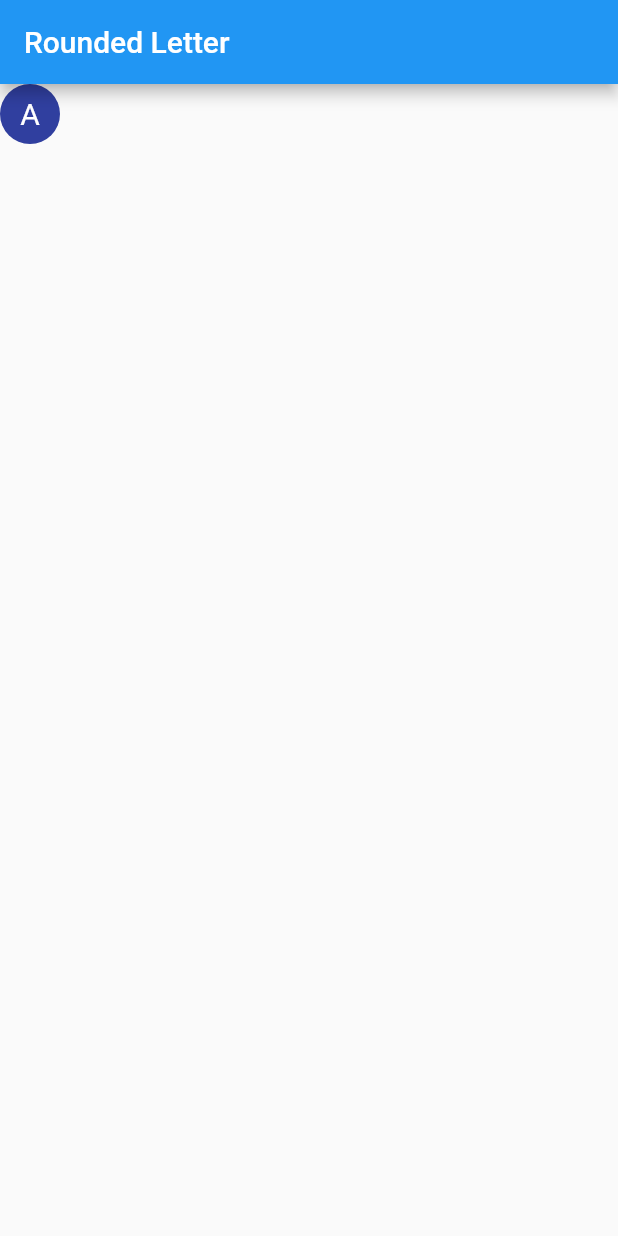
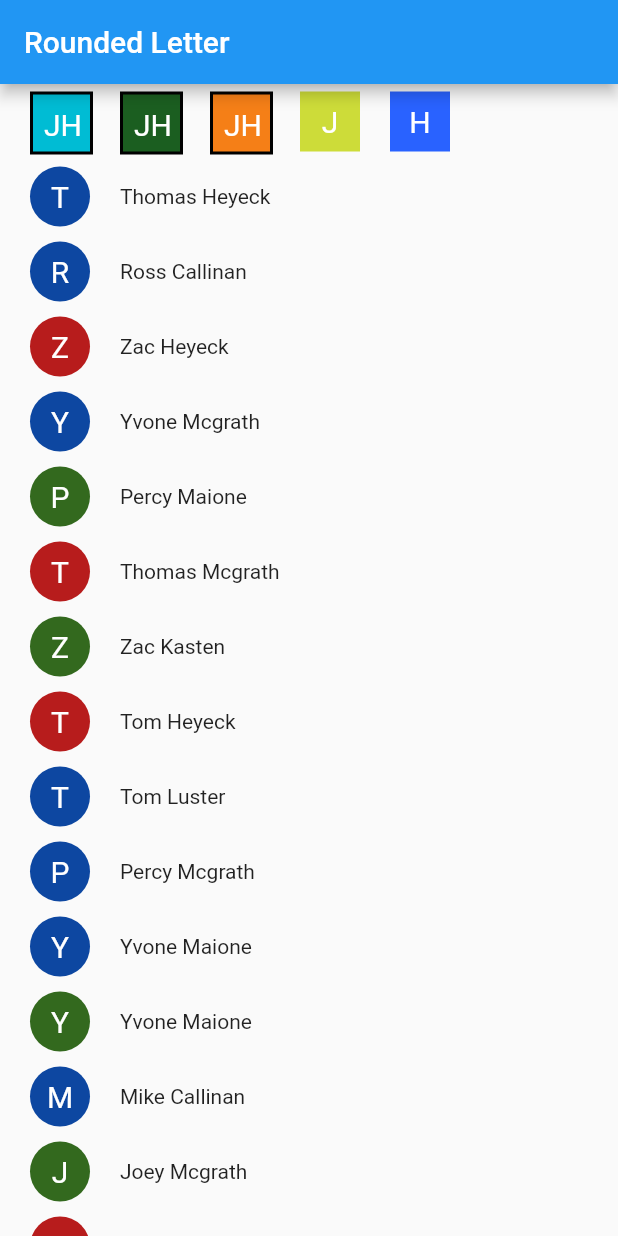
Before and after one commit to jhomlala/roundedletter, a Flutter app: the screen it shows after launch, on a phone screen of 412 x 824 dp. Run offline on Flutter 3.47's test engine with Material 2 defaults, Android fonts, the phone set to English and light mode, and no system bars.

Commit message:
Updated example

```diff
--- a/example/lib/main.dart
+++ b/example/lib/main.dart
@@ -47,37 +47,59 @@ class _MyAppState extends State<MyApp> {
             appBar: AppBar(
               title: const Text('Rounded Letter'),
             ),
-            body: Container(child: getSimpleRoundedLetter())));
-  }
-
-  Widget getRectangleLetter() {
-    return RoundedLetter(
-      text: "JH",
-      shapeType: ShapeType.rectangle,
-      borderColor: Color.fromARGB(255, 0, 0, 0),
-      borderWidth: 2,
-    );
-  }
-
-  Widget getSimpleRoundedLetter() {
-    return RoundedLetter(text: "A");
-  }
-
-  Widget getRoundedLetterWithBorder() {
-    return RoundedLetter(
-        text: "B",
-        shapeSize: 80,
-        fontSize: 40,
-        borderWidth: 2,
-        borderColor: Color.fromARGB(255, 0, 0, 0));
+            body: Container(child: getListWithRoundedLetters())));
   }
 
   Widget getListWithRoundedLetters() {
     List<Widget> widgets = new List();
+    widgets.add(_getRowWithRectangles());
     for (var i = 0; i < 50; i++) {
       widgets.add(getRow());
     }
     return ListView(children: widgets);
+  }
+
+  Widget _getRowWithRectangles() {
+    return Container(
+        margin: new EdgeInsets.symmetric(vertical: 5.0),
+        child: Row(
+          children: <Widget>[
+            Padding(padding: EdgeInsets.fromLTRB(10, 10, 10, 0)),
+            RoundedLetter(
+              text: "JH",
+              shapeColor: Color.fromARGB(255, 0, 188, 212),
+              shapeType: ShapeType.rectangle,
+              borderColor: Color.fromARGB(255, 0, 0, 0),
+              borderWidth: 2,
+            ),
+            Padding(padding: EdgeInsets.fromLTRB(10, 10, 10, 0)),
+            RoundedLetter(
+              text: "JH",
+              shapeColor: Color.fromARGB(255, 27, 94, 32),
+              shapeType: ShapeType.rectangle,
+              borderColor: Color.fromARGB(255, 0, 0, 0),
+              borderWidth: 2,
+            ),
+            Padding(padding: EdgeInsets.fromLTRB(10, 10, 10, 0)),
+            RoundedLetter(
+              text: "JH",
+              shapeColor: Color.fromARGB(255, 245, 127, 23),
+              shapeType: ShapeType.rectangle,
+              borderColor: Color.fromARGB(255, 0, 0, 0),
+              borderWidth: 2,
+            ), Padding(padding: EdgeInsets.fromLTRB(10, 10, 10, 0)),
+            RoundedLetter(
+              text: "J",
+              shapeColor: Color.fromARGB(255, 205, 220, 57),
+              shapeType: ShapeType.rectangle,
+            ), Padding(padding: EdgeInsets.fromLTRB(10, 10, 10, 0)),
+            RoundedLetter(
+              text: "H",
+              shapeColor: Color.fromARGB(255, 41, 98, 255 ),
+              shapeType: ShapeType.rectangle,
+            )
+          ],
+        ));
   }
 
   Widget getRow() {
```
Also changed, not shown: 3 other files.
